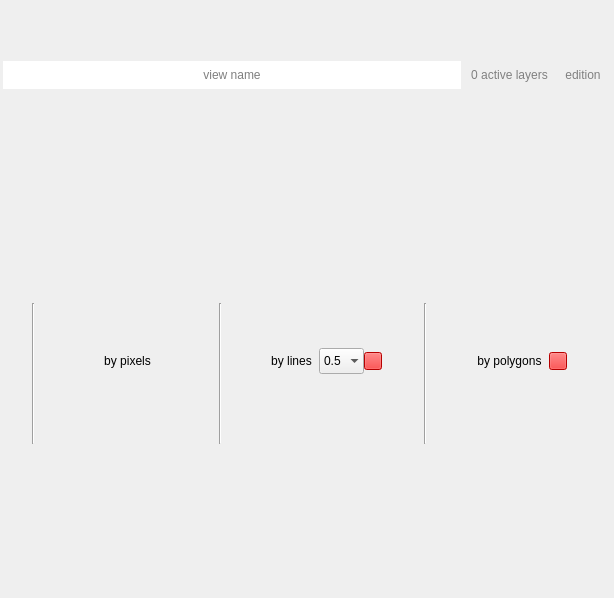
First picture: the form in ui/view_widget.ui, repository SMByC/ThRasE, before the edit.
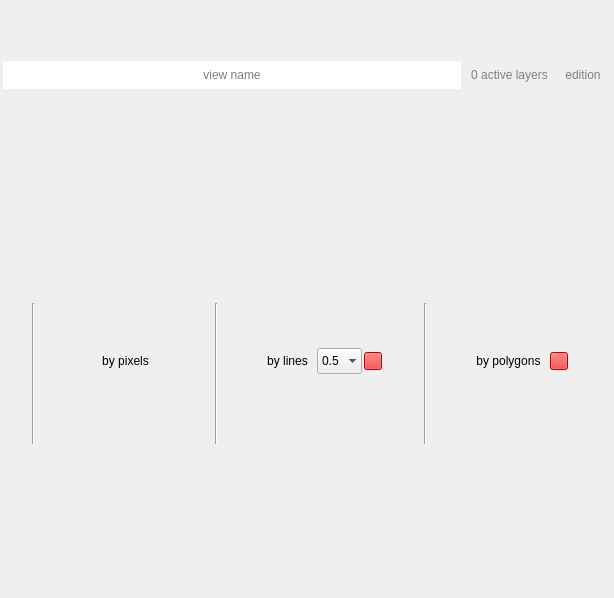
Second picture: the form after the edit. Icons and pictures are not drawn. Custom widgets are drawn as their Qt base class.

Commit message: Fix the spacing between the elements in edition block

What changed in the file:
```diff
--- a/ui/view_widget.ui
+++ b/ui/view_widget.ui
@@ -233,7 +233,7 @@
           <widget class="QWidget" name="widget" native="true">
            <layout class="QHBoxLayout" name="horizontalLayout_3">
             <property name="spacing">
-             <number>0</number>
+             <number>2</number>
             </property>
             <property name="leftMargin">
              <number>0</number>
@@ -449,7 +449,7 @@
           <widget class="QWidget" name="widget_2" native="true">
            <layout class="QHBoxLayout" name="horizontalLayout_7">
             <property name="spacing">
-             <number>0</number>
+             <number>2</number>
             </property>
             <property name="leftMargin">
              <number>0</number>
@@ -791,7 +791,7 @@
           <widget class="QWidget" name="widget_3" native="true">
            <layout class="QHBoxLayout" name="horizontalLayout_8">
             <property name="spacing">
-             <number>0</number>
+             <number>2</number>
             </property>
             <property name="leftMargin">
              <number>0</number>
```
